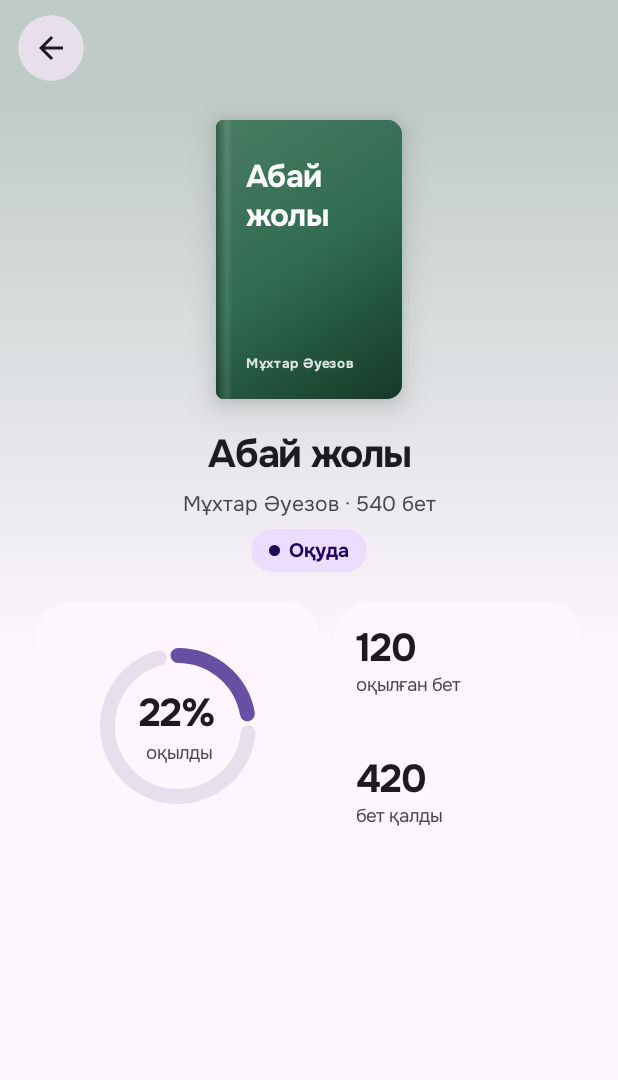
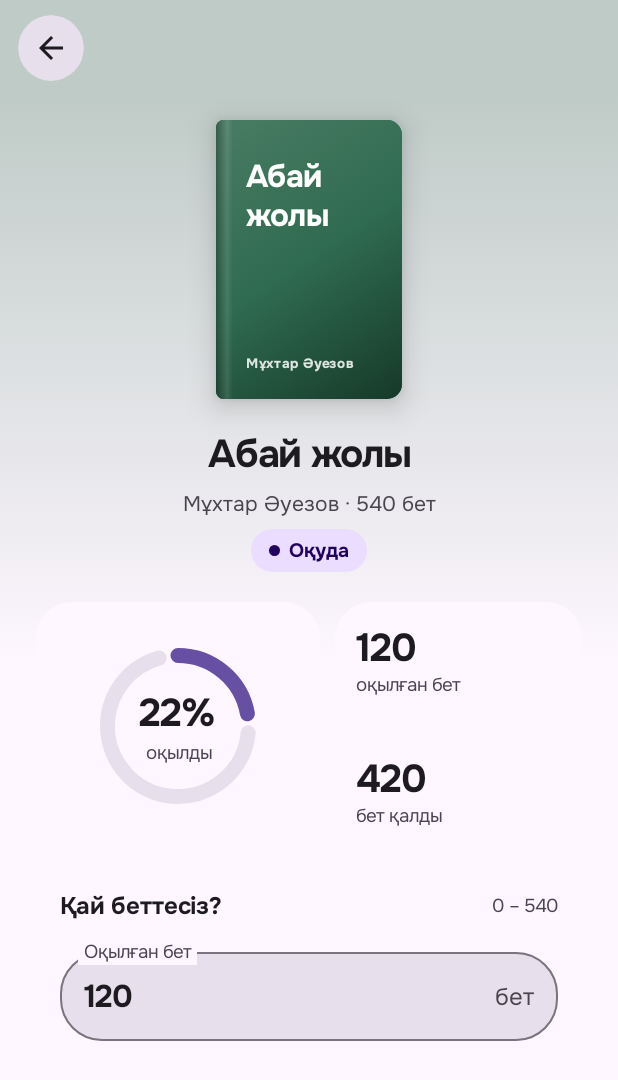
Before and after one commit to parasattt/1004bala, an Android app built with Jetpack Compose: the @Preview function BookDetailsHeaderLightPreview, on a phone screen of 412 x 824 dp. Shown: the top 1080 px of the screen. Run offline under Robolectric (Android 15) with nearby library versions, the phone set to English and light mode, and no system bars.

Commit message:
feat(details): edit current page draft through ViewModel

```diff
--- a/app/src/main/java/com/example/a1004bala/ui/screens/details/BookDetailsScreen.kt
+++ b/app/src/main/java/com/example/a1004bala/ui/screens/details/BookDetailsScreen.kt
@@ -11,13 +11,18 @@ import androidx.compose.foundation.layout.fillMaxHeight
 import androidx.compose.foundation.layout.fillMaxWidth
 import androidx.compose.foundation.layout.padding
 import androidx.compose.foundation.layout.height
+import androidx.compose.foundation.layout.imePadding
 import androidx.compose.foundation.layout.size
 import androidx.compose.foundation.rememberScrollState
 import androidx.compose.foundation.shape.CircleShape
 import androidx.compose.foundation.shape.RoundedCornerShape
 import androidx.compose.foundation.verticalScroll
+import androidx.compose.foundation.text.KeyboardActions
+import androidx.compose.foundation.text.KeyboardOptions
 import androidx.compose.material3.CircularProgressIndicator
 import androidx.compose.material3.MaterialTheme
+import androidx.compose.material3.OutlinedTextField
+import androidx.compose.material3.OutlinedTextFieldDefaults
 import androidx.compose.material3.Scaffold
 import androidx.compose.material3.Surface
 import androidx.compose.material3.Text
@@ -28,6 +33,9 @@ import androidx.compose.ui.Modifier
 import androidx.compose.ui.graphics.Brush
 import androidx.compose.ui.graphics.Color
 import androidx.compose.ui.graphics.lerp
+import androidx.compose.ui.platform.LocalFocusManager
+import androidx.compose.ui.text.input.ImeAction
+import androidx.compose.ui.text.input.KeyboardType
 import androidx.compose.ui.semantics.heading
 import androidx.compose.ui.semantics.semantics
 import androidx.compose.ui.text.font.FontWeight
@@ -51,19 +59,25 @@ fun BookDetailsScreen(
     viewModel: BookDetailsViewModel = viewModel(factory = AppViewModelProvider.Factory)
 ) {
     val state by viewModel.uiState.collectAsStateWithLifecycle()
-    BookDetailsContent(state = state, onBack = onBack)
+    BookDetailsContent(
+        state = state,
+        onBack = onBack,
+        onPageInputChange = viewModel::onPageInputChange
+    )
 }
 
 @Composable
 private fun BookDetailsContent(
     state: BookDetailsUiState,
-    onBack: () -> Unit
+    onBack: () -> Unit,
+    onPageInputChange: (String) -> Unit = {}
 ) {
     val background = MaterialTheme.colorScheme.background
     val book = state.book
     val headerColor = book?.let { lerp(background, Color(it.coverColor), 0.30f) } ?: background
 
     Scaffold(
+        modifier = Modifier.imePadding(),
         containerColor = background,
         topBar = {
             BookWormTopBar(
@@ -104,7 +118,70 @@ private fun BookDetailsContent(
             ) {
                 BookDetailsHeader(book)
                 BookReadingSummary(book)
+                ReadingPageInput(
+                    value = state.pageInput,
+                    totalPages = book.totalPages,
+                    onValueChange = onPageInputChange,
+                    enabled = !state.isSaving
+                )
             }
+        }
+    }
+}
+
+@Composable
+private fun ReadingPageInput(
+    value: String,
+    totalPages: Int,
+    onValueChange: (String) -> Unit,
+    enabled: Boolean
+) {
+    val focusManager = LocalFocusManager.current
+    Surface(
+        modifier = Modifier.fillMaxWidth(),
+        shape = RoundedCornerShape(24.dp),
+        color = MaterialTheme.colorScheme.surface
+    ) {
+        Column(
+            modifier = Modifier.padding(16.dp),
+            verticalArrangement = Arrangement.spacedBy(12.dp)
+        ) {
+            Row(
+                modifier = Modifier.fillMaxWidth(),
+                horizontalArrangement = Arrangement.SpaceBetween,
+                verticalAlignment = Alignment.CenterVertically
+            ) {
+                Text(
+                    text = "Қай беттесіз?",
+                    style = MaterialTheme.typography.titleMedium,
+                    modifier = Modifier.weight(1f)
+                )
+                Text(
+                    text = "0 – $totalPages",
+                    style = MaterialTheme.typography.bodySmall,
+                    color = MaterialTheme.colorScheme.onSurfaceVariant
+                )
+            }
+            OutlinedTextField(
+                value = value,
+                onValueChange = onValueChange,
+                modifier = Modifier.fillMaxWidth(),
+                enabled = enabled,
+                label = { Text("Оқылған бет") },
+                suffix = { Text("бет") },
+                singleLine = true,
+                textStyle = MaterialTheme.typography.titleLarge,
+                shape = RoundedCornerShape(28.dp),
+                colors = OutlinedTextFieldDefaults.colors(
+                    focusedContainerColor = MaterialTheme.colorScheme.surfaceVariant,
+                    unfocusedContainerColor = MaterialTheme.colorScheme.surfaceVariant
+                ),
+                keyboardOptions = KeyboardOptions(
+                    keyboardType = KeyboardType.Number,
+                    imeAction = ImeAction.Done
+                ),
+                keyboardActions = KeyboardActions(onDone = { focusManager.clearFocus() })
+            )
         }
     }
 }
@@ -276,6 +353,7 @@ private fun BookDetailsMissingPreview() {
 
 private fun headerPreviewState() = BookDetailsUiState(
     isLoading = false,
+    pageInput = "120",
     book = Book(
         id = 1,
         title = "Абай жолы",
--- a/app/src/main/java/com/example/a1004bala/ui/screens/details/BookDetailsViewModel.kt
+++ b/app/src/main/java/com/example/a1004bala/ui/screens/details/BookDetailsViewModel.kt
@@ -18,6 +18,10 @@ class BookDetailsViewModel(
     private val bookId: Int? = savedStateHandle["bookId"]
     private val _uiState = MutableStateFlow(BookDetailsUiState())
     val uiState = _uiState.asStateFlow()
+
+    fun onPageInputChange(value: String) {
+        _uiState.update { it.copy(pageInput = value, pageError = null) }
+    }
 
     init {
         val id = bookId
```
